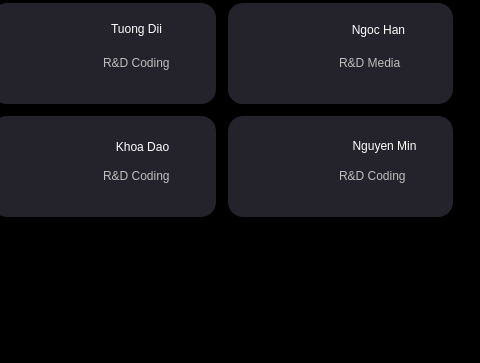
Old version of the form MemberManagement/gui/main.ui in the repository tuongdii/app_producer_advanced; both pictures show x 320 to 800 and y 237 to 600 of the 800 by 600 pixel window.
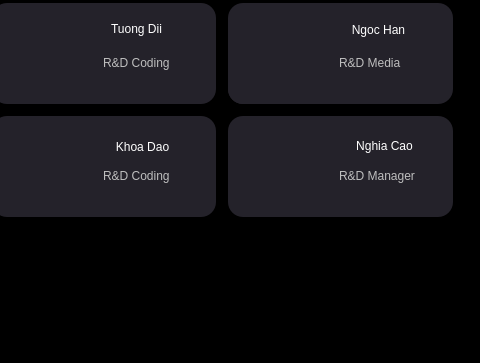
New version of the form. Icons and pictures are not drawn.

```diff
--- a/MemberManagement/gui/main.ui
+++ b/MemberManagement/gui/main.ui
@@ -614,7 +614,7 @@
 </string>
              </property>
              <property name="text">
-              <string>R&amp;D Coding</string>
+              <string>R&amp;D Manager</string>
              </property>
             </widget>
             <widget class="QPushButton" name="btn_viewImg6">
@@ -660,7 +660,7 @@
 color: #ffffff;</string>
              </property>
              <property name="text">
-              <string>Nguyen Min</string>
+              <string>Nghia Cao</string>
              </property>
             </widget>
            </widget>
```
